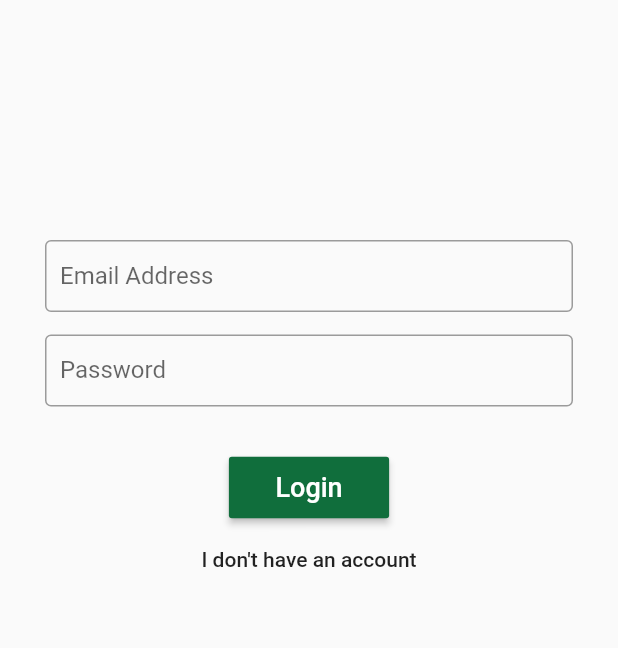
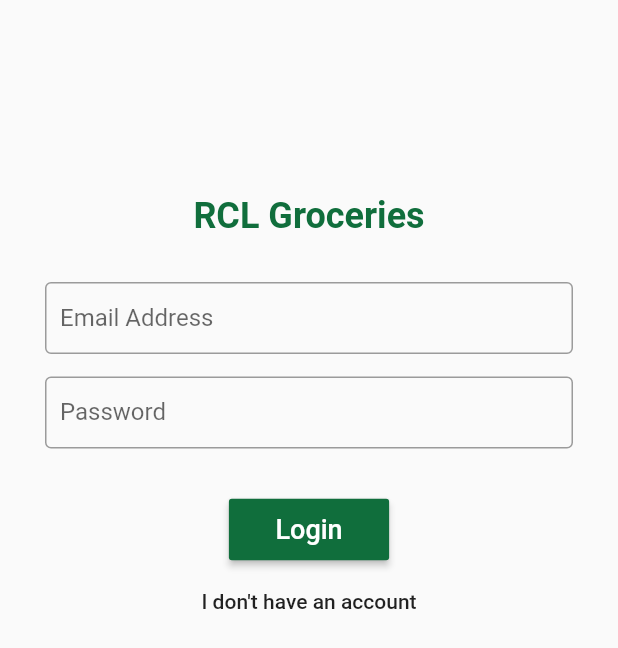
Before and after one commit to re3lSmier1/rlcapp, a Flutter app: the screen it shows after launch, on a phone screen of 412 x 824 dp. Shown: the top 648 px of the screen. Run offline on Flutter 3.47's test engine with Material 2 defaults, Android fonts, the phone set to English and light mode, and no system bars; our stand-ins replace geolocator, hive, hive_flutter, select_form_field, shared_preferences, validators; accounts and stored records are empty; Roboto replaces fonts that are missing (Poppins).

Commit message:
Final Commit

```diff
--- a/lib/nauth/Login.dart
+++ b/lib/nauth/Login.dart
@@ -36,6 +36,18 @@ class _LoginState extends State<Login> {
             width: 80.0,
 
           ),*/
+          Container(
+            alignment: Alignment.center,
+            child: (
+                Text("RCL Groceries",
+                style: TextStyle(
+                  fontSize: 24.0,
+                  fontWeight: FontWeight.bold,
+                  color: cDarkGreen
+                ),
+                )
+            ),
+          ),
           Container(
             margin: EdgeInsets.all(30.0),
             child: Form(
```
Also changed, not shown: lib/nauth/Register.dart (+11 -6 lines).
